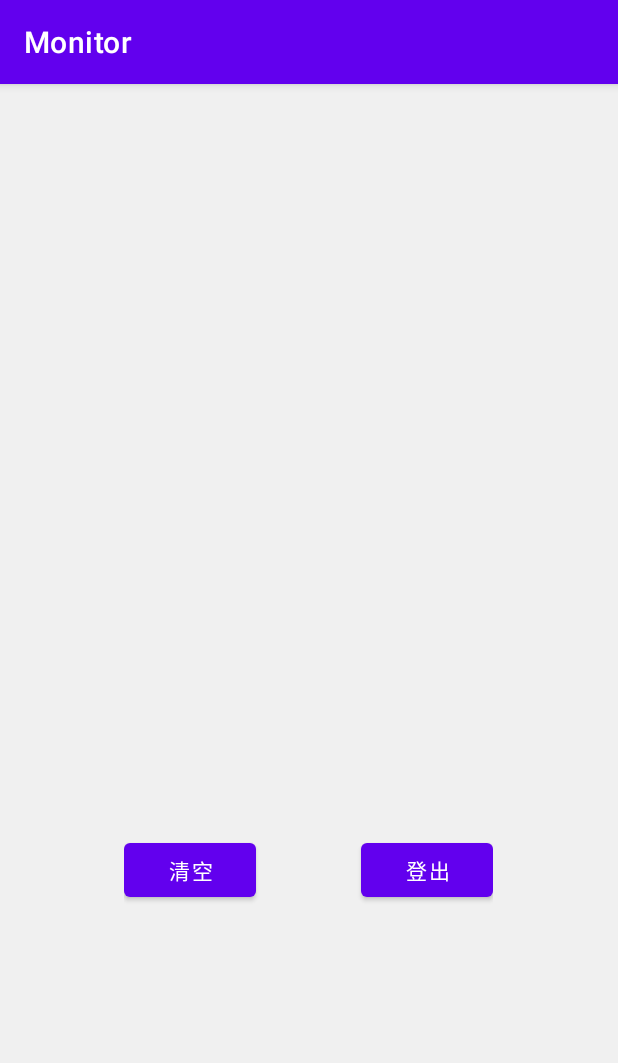
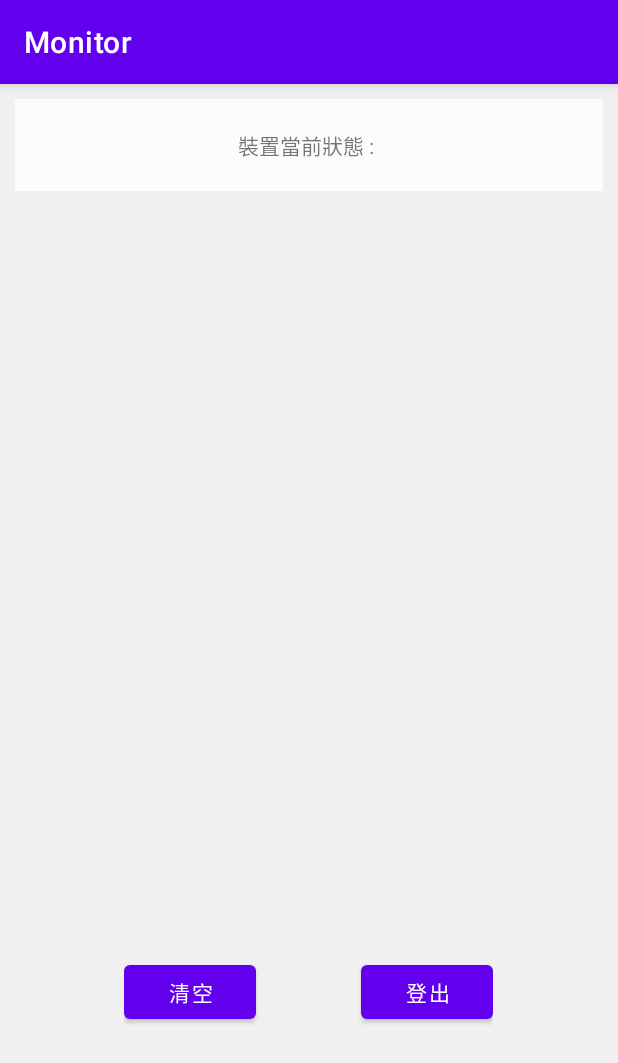
Before and after one commit to zx22x2/MonitorApp_Android, an Android app: the Content screen opened directly, with no data from a screen before it, on a phone screen of 412 x 824 dp. Shown: the top 1063 px of the screen. Run offline under Robolectric (Android 15) with nearby library versions, the phone set to English and light mode, and no system bars; our stand-ins replace Room's generated code; libraries missing offline, so code that uses them is left out: org.eclipse.paho; 2 statements that could not run were skipped.

```diff
--- a/Monitor/app/src/main/java/com/example/monitor/DeviceState.kt
+++ b/Monitor/app/src/main/java/com/example/monitor/DeviceState.kt
@@ -6,8 +6,8 @@ import androidx.room.*
 data class DeviceState(
     @PrimaryKey(true) val id: Int,
     val state: String,
-    val date: String,
-    val time: String
+    val time: String,
+    val identity: String
 )
 
 @Dao
--- a/Monitor/app/src/main/java/com/example/monitor/MqttClient.kt
+++ b/Monitor/app/src/main/java/com/example/monitor/MqttClient.kt
@@ -1,16 +1,12 @@
 package com.example.monitor
 
-import android.app.Activity
 import android.app.Service
 import android.content.Context
 import android.content.Intent
 import android.os.IBinder
 import android.util.Log
-import androidx.appcompat.app.AppCompatActivity
 import org.eclipse.paho.android.service.MqttAndroidClient
 import org.eclipse.paho.client.mqttv3.*
-import org.json.JSONException
-import org.json.JSONObject
 
 class MqttClient {
     private val tag = "PahoMqttClient"
@@ -68,22 +64,27 @@ class MqttClient {
             }
         }
     }
+
+    @Throws(MqttException::class)
+    fun publish(client: MqttAndroidClient, topic: String, payload: ByteArray) {
+        val token = client.publish(topic, payload, 2, false)
+    }
 }
 
-class MqttMessageService : Service() {
+class MqttMessageService(val context: Context, val messageManager: MessageManager) : Service() {
 
     private var mqttBrokerUrl = "tcp://10.0.2.2:1883"
-    var mMqttClient: MqttClient? = null
-    var mqttClient: MqttAndroidClient? = null
+    var mqttClient: MqttClient? = null
+    var mqttAndroidClient: MqttAndroidClient? = null
 
     private val tag = "MqttMessageService"
 
-    fun connect(context: Context, messageManager: MessageManager) {
-        mMqttClient = MqttClient()
+    fun connect() {
+        mqttClient = MqttClient()
         //val mDeviceID = Settings.System.getString(contentResolver, Settings.System.ANDROID_ID)
-        mqttClient = mMqttClient!!.getMqttClient(context, mqttBrokerUrl, "client1")
+        mqttAndroidClient = mqttClient!!.getMqttClient(context, mqttBrokerUrl, "client1")
 
-        mqttClient!!.setCallback(object : MqttCallbackExtended {
+        mqttAndroidClient!!.setCallback(object : MqttCallbackExtended {
             override fun connectionLost(cause: Throwable?) {
                 Log.d(tag, "connectionLost")
             }
@@ -91,7 +92,7 @@ class MqttMessageService : Service() {
             override fun messageArrived(topic: String, message: MqttMessage) {
                 Log.d(tag, "messageArrived")
                 Log.d(tag, "Topic : $topic, Content : $message")
-                messageManager.add(String(message.payload))
+                messageManager.add(topic, String(message.payload))
                 //send notification
             }
 
@@ -102,7 +103,8 @@ class MqttMessageService : Service() {
             override fun connectComplete(reconnect: Boolean, serverURI: String) {
                 Log.d(tag, "connectComplete $serverURI")
                 try {
-                    mMqttClient!!.subscribe(mqttClient!!, "MQTT_Test", 2)
+                    mqttClient!!.subscribe(mqttAndroidClient!!, "monitor/door/state_change", 2)
+                    mqttClient!!.subscribe(mqttAndroidClient!!, "monitor/door/log", 2)
                 } catch (e: MqttException) {
                     e.printStackTrace()
                 }
--- a/Monitor/app/src/main/java/com/example/monitor/NotificationHandler.kt
+++ b/Monitor/app/src/main/java/com/example/monitor/NotificationHandler.kt
@@ -20,7 +20,7 @@ class NotificationHandler(context: Context) {
     init {
         if (Build.VERSION.SDK_INT >= Build.VERSION_CODES.O) {
             manager = context.getSystemService(Context.NOTIFICATION_SERVICE) as NotificationManager
-            channel = NotificationChannel(channelID, channelName, NotificationManager.IMPORTANCE_DEFAULT)
+            channel = NotificationChannel(channelID, channelName, NotificationManager.IMPORTANCE_HIGH)
             manager!!.createNotificationChannel(channel!!)
         }
     }
--- a/Monitor/app/src/main/res/layout/content.xml
+++ b/Monitor/app/src/main/res/layout/content.xml
@@ -14,8 +14,7 @@
         android:layout_margin="10dp"
         android:background="#fcfcfc"
         android:gravity="center"
-        android:padding="20dp"
-        android:visibility="gone">
+        android:padding="20dp">
 
         <TextView
             android:layout_width="wrap_content"
@@ -26,6 +25,15 @@
             android:id="@+id/device_state"
             android:layout_width="wrap_content"
             android:layout_height="wrap_content" />
+
+        <Button
+            android:id="@+id/buttonConfirm"
+            android:layout_width="wrap_content"
+            android:layout_height="wrap_content"
+            android:layout_marginLeft="20dp"
+            android:onClick="confirm"
+            android:text="認領"
+            android:visibility="gone" />
 
     </LinearLayout>
 
```
Also changed, not shown: Monitor/app/src/main/java/com/example/monitor/Content.kt (+8 -17 lines), Monitor/app/src/main/java/com/example/monitor/MessageManager.kt (+81 -7 lines), Monitor/app/src/main/res/layout/item.xml (+4 -4 lines).
